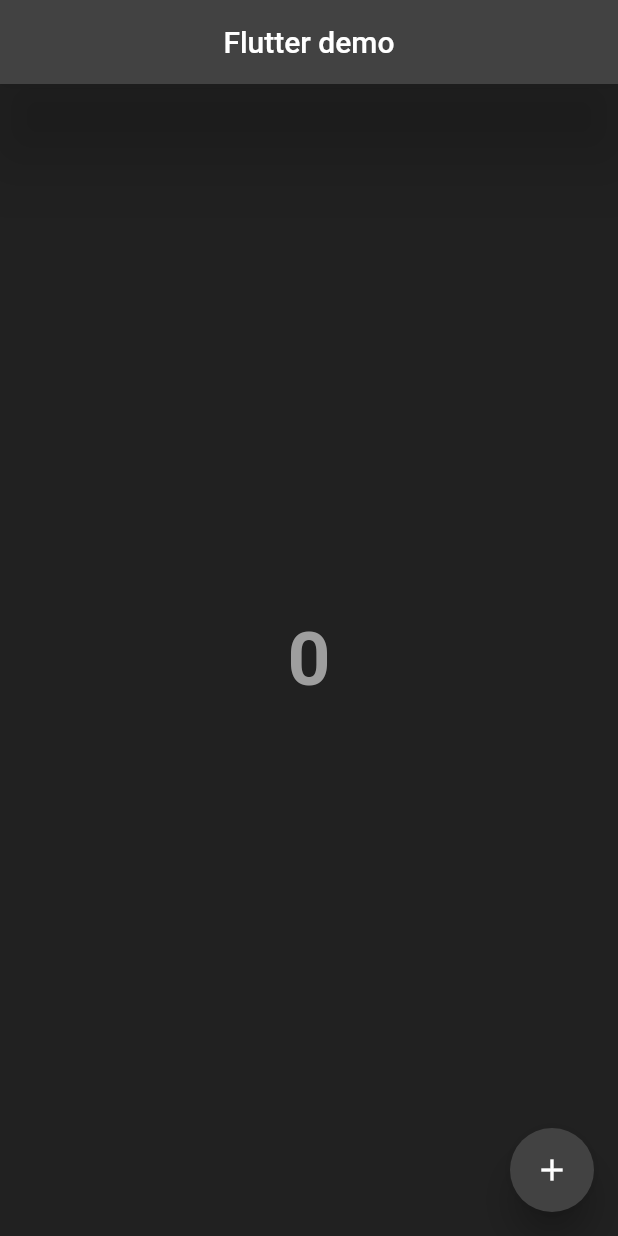
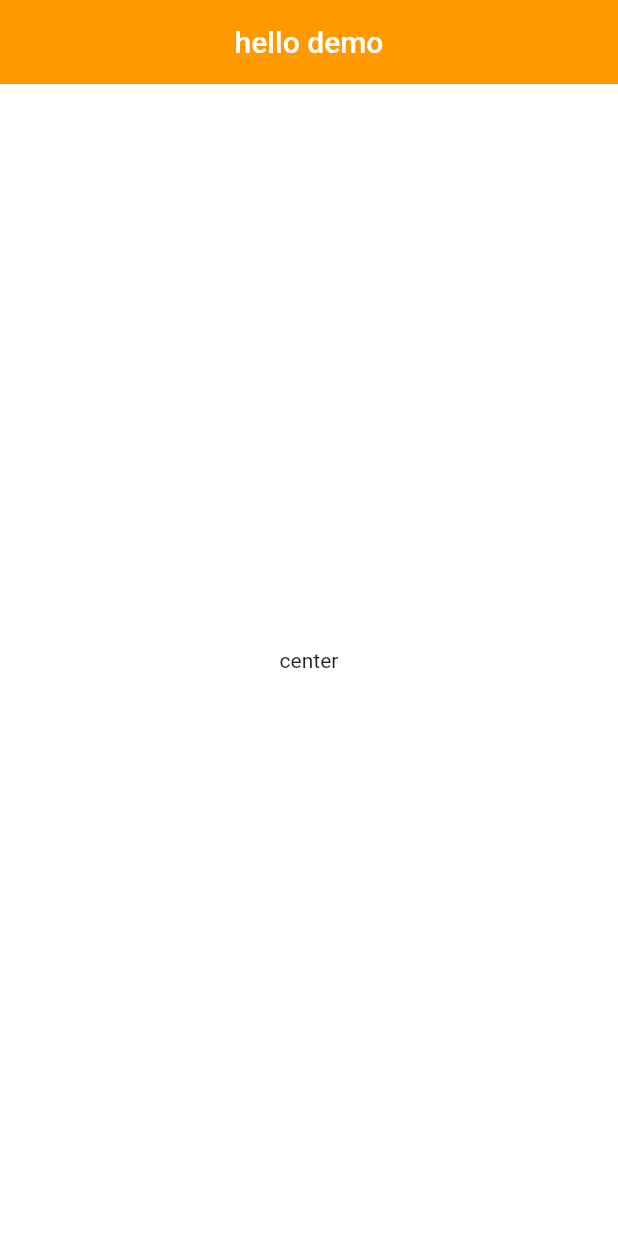
Before and after one commit to alokesh-git/first_flutter_app, a Flutter app: the screen it shows after launch, on a phone screen of 412 x 824 dp. Run offline on Flutter 3.47's test engine with Material 2 defaults, Android fonts, the phone set to English and light mode, and no system bars; project files that could hold a hidden picture were left out.

Commit message:
first day of project

```diff
--- /dev/null
+++ b/lib/constants/globals_variables.dart
@@ -0,0 +1,52 @@
+import 'package:flutter/material.dart';
+
+String uri = 'http://<yourip>:3000';
+
+class GlobalVariables {
+  // COLORS
+  static const appBarGradient = LinearGradient(
+    colors: [
+      Color.fromARGB(255, 29, 201, 192),
+      Color.fromARGB(255, 125, 221, 216),
+    ],
+    stops: [0.5, 1.0],
+  );
+
+  static const secondaryColor = Color.fromRGBO(255, 153, 0, 1);
+  static const backgroundColor = Colors.white;
+  static const Color greyBackgroundCOlor = Color(0xffebecee);
+  static var selectedNavBarColor = Colors.cyan[800]!;
+  static const unselectedNavBarColor = Colors.black87;
+
+  // STATIC IMAGES
+  static const List<String> carouselImages = [
+    'https://images-eu.ssl-images-amazon.com/images/G/31/img21/Wireless/WLA/TS/D37847648_Accessories_savingdays_Jan22_Cat_PC_1500.jpg',
+    'https://images-eu.ssl-images-amazon.com/images/G/31/img2021/Vday/bwl/English.jpg',
+    'https://images-eu.ssl-images-amazon.com/images/G/31/img22/Wireless/AdvantagePrime/BAU/14thJan/D37196025_IN_WL_AdvantageJustforPrime_Jan_Mob_ingress-banner_1242x450.jpg',
+    'https://images-na.ssl-images-amazon.com/images/G/31/Symbol/2020/00NEW/1242_450Banners/PL31_copy._CB432483346_.jpg',
+    'https://images-na.ssl-images-amazon.com/images/G/31/img21/shoes/September/SSW/pc-header._CB641971330_.jpg',
+  ];
+
+  static const List<Map<String, String>> categoryImages = [
+    {
+      'title': 'Mobiles',
+      'image': 'assets/images/mobiles.jpeg',
+    },
+    {
+      'title': 'Essentials',
+      'image': 'assets/images/essentials.jpeg',
+    },
+    {
+      'title': 'Appliances',
+      'image': 'assets/images/appliances.jpeg',
+    },
+    {
+      'title': 'Books',
+      'image': 'assets/images/books.jpeg',
+    },
+    {
+      'title': 'Fashion',
+      'image': 'assets/images/fashion.jpeg',
+    },
+  ];
+}
--- /dev/null
+++ b/lib/features/auth/screen/auth_screen.dart
@@ -0,0 +1,19 @@
+import 'package:flutter/material.dart';
+
+class Auth_screen extends StatefulWidget {
+  const Auth_screen({Key? key}) : super(key: key);
+
+  @override
+  State<Auth_screen> createState() => _Auth_screenState();
+}
+
+class _Auth_screenState extends State<Auth_screen> {
+  @override
+  Widget build(BuildContext context) {
+    return const Scaffold(
+      body: Center(
+        child:  Text("center Wedgits"),
+      ),
+    );
+  }
+}
--- a/lib/main.dart
+++ b/lib/main.dart
@@ -1,41 +1,33 @@
 import 'package:flutter/material.dart';
+import 'package:flutter_start/constants/globals_variables.dart';
 
-void main()=> runApp(MaterialApp(
-  home: MyApp(),
-));
+void main() => runApp(const MyApp());
 
+class MyApp extends StatelessWidget {
+  const MyApp({Key? key}) : super(key: key);
 
-class MyApp extends StatefulWidget {
-  @override
-  State<MyApp> createState() => _MyAppState();
-}
-
-class _MyAppState extends State<MyApp> {
-  int number = 0;
   @override
   Widget build(BuildContext context) {
-    return Scaffold(
-      backgroundColor: Colors.grey[900],
-      appBar: AppBar(
-        title: const Text('Flutter demo'),
-        centerTitle: true,
-        backgroundColor: Colors.grey[800],
-        elevation: 25.0,
+    return MaterialApp(
+      title: 'Amazon demo',
+      theme: ThemeData(
+        scaffoldBackgroundColor: GlobalVariables.backgroundColor,
+        colorScheme: const ColorScheme.light(
+          primary: GlobalVariables.secondaryColor,
+        ),
+        appBarTheme: const AppBarTheme(
+          elevation: 0,
+          iconTheme: IconThemeData(
+            color: Colors.black,
+          )
+        )
       ),
-      body: Center(
-        child: Text('$number',
-        style: TextStyle(
-          fontSize: 50,
-          fontWeight: FontWeight.bold,
-          color: Colors.grey[500],
-        ),),
-      ),
-      floatingActionButton: FloatingActionButton(onPressed: ()=>{
-        setState(()=>{number += 1})
-      },
-      child: Icon(Icons.add),
-      backgroundColor: Colors.grey[800],
-      elevation: 10.0,
+      home: Scaffold(
+        appBar: AppBar(
+          title: const Text("hello demo"),
+          centerTitle: true,
+        ),
+        body: const Center(child: Text("center")),
       ),
     );
   }
```
